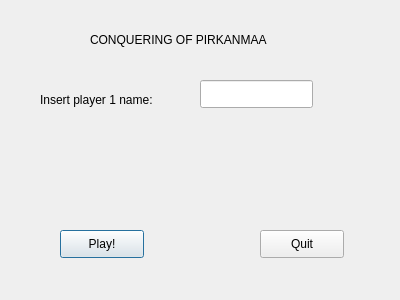
Above: Game/mainmenu.ui from AntonKaara/course-project-game before the change. Below: the same form after it.
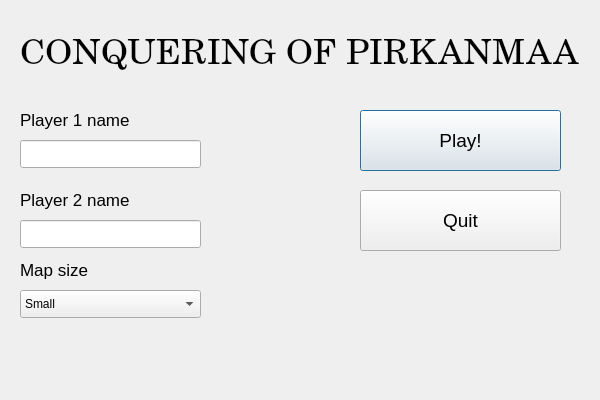
That is the form after the change.

What changed in the file:
```diff
--- a/Game/mainmenu.ui
+++ b/Game/mainmenu.ui
@@ -6,8 +6,8 @@
    <rect>
     <x>0</x>
     <y>0</y>
-    <width>400</width>
-    <height>300</height>
+    <width>600</width>
+    <height>400</height>
    </rect>
   </property>
   <property name="windowTitle">
@@ -16,12 +16,17 @@
   <widget class="QPushButton" name="playButton">
    <property name="geometry">
     <rect>
-     <x>60</x>
-     <y>230</y>
-     <width>84</width>
-     <height>28</height>
+     <x>360</x>
+     <y>110</y>
+     <width>201</width>
+     <height>61</height>
     </rect>
    </property>
+   <property name="font">
+    <font>
+     <pointsize>14</pointsize>
+    </font>
+   </property>
    <property name="text">
     <string>Play!</string>
    </property>
@@ -29,12 +34,17 @@
   <widget class="QPushButton" name="quitButton">
    <property name="geometry">
     <rect>
-     <x>260</x>
-     <y>230</y>
-     <width>84</width>
-     <height>28</height>
+     <x>360</x>
+     <y>190</y>
+     <width>201</width>
+     <height>61</height>
     </rect>
    </property>
+   <property name="font">
+    <font>
+     <pointsize>14</pointsize>
+    </font>
+   </property>
    <property name="text">
     <string>Quit</string>
    </property>
@@ -42,12 +52,22 @@
   <widget class="QLabel" name="gameNameLabel">
    <property name="geometry">
     <rect>
-     <x>90</x>
-     <y>30</y>
-     <width>221</width>
-     <height>20</height>
+     <x>20</x>
+     <y>10</y>
+     <width>561</width>
+     <height>91</height>
     </rect>
    </property>
+   <property name="font">
+    <font>
+     <family>C059</family>
+     <pointsize>26</pointsize>
+     <weight>50</weight>
+     <italic>false</italic>
+     <bold>false</bold>
+     <kerning>true</kerning>
+    </font>
+   </property>
    <property name="text">
     <string>CONQUERING OF PIRKANMAA</string>
    </property>
@@ -55,9 +75,9 @@
   <widget class="QLineEdit" name="lineEdit">
    <property name="geometry">
     <rect>
-     <x>200</x>
-     <y>80</y>
-     <width>113</width>
+     <x>20</x>
+     <y>140</y>
+     <width>181</width>
      <height>28</height>
     </rect>
    </property>
@@ -68,14 +88,90 @@
   <widget class="QLabel" name="label">
    <property name="geometry">
     <rect>
-     <x>40</x>
-     <y>90</y>
+     <x>20</x>
+     <y>110</y>
      <width>161</width>
      <height>20</height>
     </rect>
    </property>
+   <property name="font">
+    <font>
+     <pointsize>13</pointsize>
+    </font>
+   </property>
    <property name="text">
-    <string>Insert player 1 name:</string>
+    <string>Player 1 name</string>
+   </property>
+  </widget>
+  <widget class="QLineEdit" name="player2NameEdit">
+   <property name="geometry">
+    <rect>
+     <x>20</x>
+     <y>220</y>
+     <width>181</width>
+     <height>28</height>
+    </rect>
+   </property>
+  </widget>
+  <widget class="QLabel" name="player2NameLabel">
+   <property name="geometry">
+    <rect>
+     <x>20</x>
+     <y>190</y>
+     <width>141</width>
+     <height>20</height>
+    </rect>
+   </property>
+   <property name="font">
+    <font>
+     <pointsize>13</pointsize>
+    </font>
+   </property>
+   <property name="text">
+    <string>Player 2 name</string>
+   </property>
+  </widget>
+  <widget class="QComboBox" name="mapSizeComboBox">
+   <property name="geometry">
+    <rect>
+     <x>20</x>
+     <y>290</y>
+     <width>181</width>
+     <height>28</height>
+    </rect>
+   </property>
+   <item>
+    <property name="text">
+     <string>Small</string>
+    </property>
+   </item>
+   <item>
+    <property name="text">
+     <string>Medium</string>
+    </property>
+   </item>
+   <item>
+    <property name="text">
+     <string>Large</string>
+    </property>
+   </item>
+  </widget>
+  <widget class="QLabel" name="mapSizeLabel">
+   <property name="geometry">
+    <rect>
+     <x>20</x>
+     <y>260</y>
+     <width>81</width>
+     <height>20</height>
+    </rect>
+   </property>
+   <property name="font">
+    <font>
+     <pointsize>13</pointsize>
+    </font>
+   </property>
+   <property name="text">
+    <string>Map size</string>
    </property>
   </widget>
  </widget>
```
Left out of the diff: 6 changed lines with no effect on the pictures.
